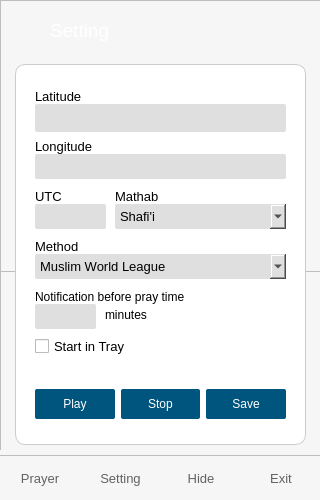
The window that main.ui (butirpadi/AyoShalat) describes before a commit, drawn with Qt 5.
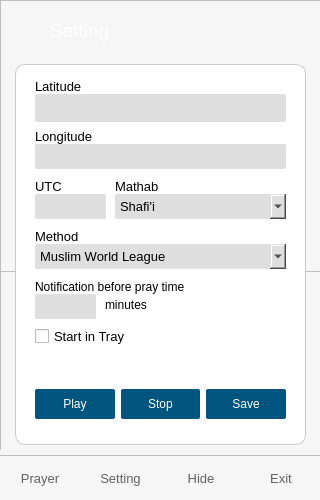
The same window after the commit. Icons and pictures are not drawn.

The edit to the form file:
```diff
--- a/main.ui
+++ b/main.ui
@@ -1410,7 +1410,7 @@
       <property name="geometry">
        <rect>
         <x>20</x>
-        <y>120</y>
+        <y>110</y>
         <width>70</width>
         <height>25</height>
        </rect>
@@ -1522,7 +1522,7 @@
       <property name="geometry">
        <rect>
         <x>20</x>
-        <y>270</y>
+        <y>260</y>
         <width>101</width>
         <height>25</height>
        </rect>
@@ -1556,7 +1556,7 @@
       <property name="geometry">
        <rect>
         <x>20</x>
-        <y>20</y>
+        <y>10</y>
         <width>70</width>
         <height>25</height>
        </rect>
@@ -1590,7 +1590,7 @@
       <property name="geometry">
        <rect>
         <x>100</x>
-        <y>120</y>
+        <y>110</y>
         <width>70</width>
         <height>25</height>
        </rect>
@@ -1624,7 +1624,7 @@
       <property name="geometry">
        <rect>
         <x>100</x>
-        <y>140</y>
+        <y>130</y>
         <width>171</width>
         <height>25</height>
        </rect>
@@ -1673,7 +1673,7 @@
       <property name="geometry">
        <rect>
         <x>20</x>
-        <y>190</y>
+        <y>180</y>
         <width>251</width>
         <height>25</height>
        </rect>
@@ -1747,7 +1747,7 @@
       <property name="geometry">
        <rect>
         <x>20</x>
-        <y>70</y>
+        <y>60</y>
         <width>70</width>
         <height>25</height>
        </rect>
@@ -1781,7 +1781,7 @@
       <property name="geometry">
        <rect>
         <x>20</x>
-        <y>170</y>
+        <y>160</y>
         <width>70</width>
         <height>25</height>
        </rect>
@@ -1815,7 +1815,7 @@
       <property name="geometry">
        <rect>
         <x>20</x>
-        <y>90</y>
+        <y>80</y>
         <width>251</width>
         <height>25</height>
        </rect>
@@ -1849,7 +1849,7 @@
       <property name="geometry">
        <rect>
         <x>20</x>
-        <y>140</y>
+        <y>130</y>
         <width>71</width>
         <height>25</height>
        </rect>
@@ -1883,7 +1883,7 @@
       <property name="geometry">
        <rect>
         <x>20</x>
-        <y>40</y>
+        <y>30</y>
         <width>251</width>
         <height>28</height>
        </rect>
@@ -1917,7 +1917,7 @@
       <property name="geometry">
        <rect>
         <x>20</x>
-        <y>220</y>
+        <y>210</y>
         <width>251</width>
         <height>25</height>
        </rect>
@@ -1930,7 +1930,7 @@
       <property name="geometry">
        <rect>
         <x>20</x>
-        <y>240</y>
+        <y>230</y>
         <width>61</width>
         <height>25</height>
        </rect>
@@ -1940,7 +1940,7 @@
       <property name="geometry">
        <rect>
         <x>90</x>
-        <y>240</y>
+        <y>230</y>
         <width>54</width>
         <height>21</height>
        </rect>
```
